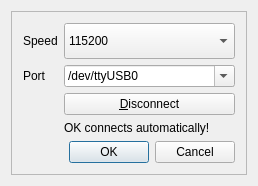
This is src/serialoptions.ui in digifant/multidisplay-app as Qt 5 draws it before an edit. The edited form follows.
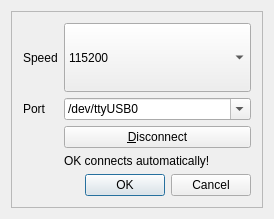
This is the edited form.

The edit to the form file:
```diff
--- a/src/serialoptions.ui
+++ b/src/serialoptions.ui
@@ -6,8 +6,8 @@
    <rect>
     <x>0</x>
     <y>0</y>
-    <width>258</width>
-    <height>186</height>
+    <width>274</width>
+    <height>219</height>
    </rect>
   </property>
   <property name="sizePolicy">
```
